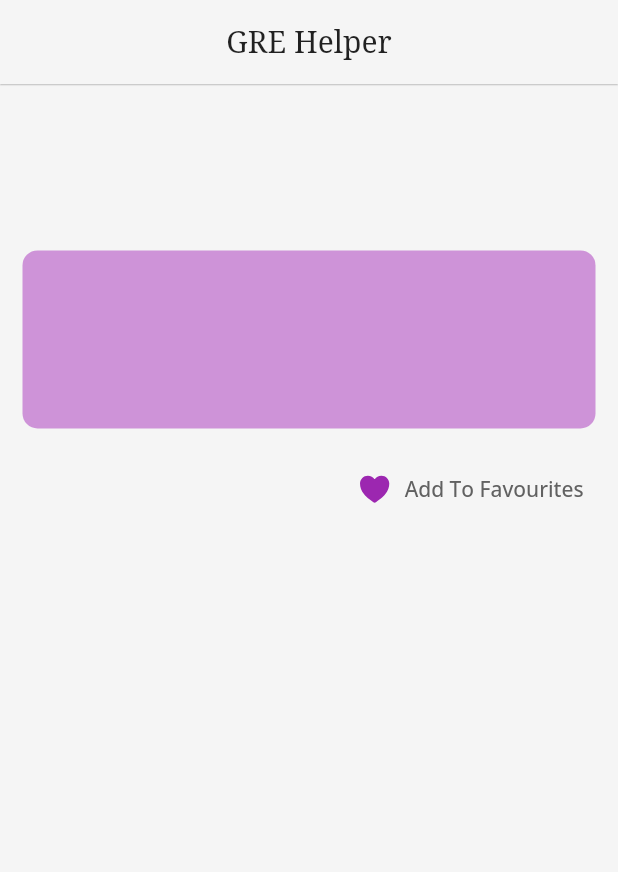
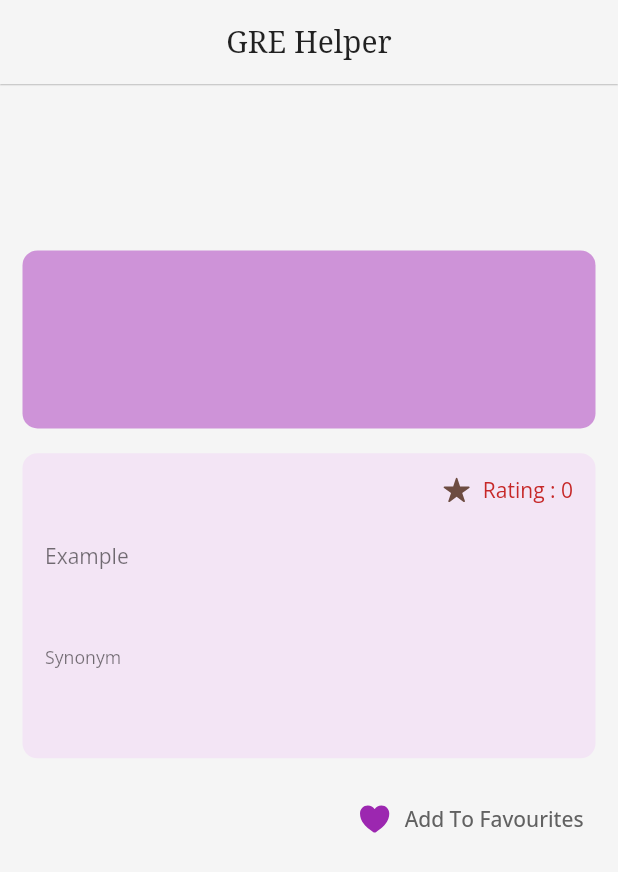
Before and after one commit to iqbalrahat-quicktech/dixonary, a Flutter app: the UserHomePage screen opened directly, after a tap on "Search", on a phone screen of 412 x 824 dp. Shown: the top 872 px of the screen. Run offline on Flutter 3.47's test engine with Material 2 defaults, Android fonts, the light colour scheme and no system bars; our stand-ins replace cloud_firestore, firebase_core, google_fonts, ionicons; accounts and stored records are empty; network calls fail.

Commit message:
Added More details for worddetails screen

```diff
--- a/lib/addwordsscreen.dart
+++ b/lib/addwordsscreen.dart
@@ -1,25 +1,27 @@
 import 'package:cloud_firestore/cloud_firestore.dart';
 import 'package:flutter/material.dart';
+import 'package:flutter/services.dart';
 import 'package:google_fonts/google_fonts.dart';
 import 'package:gre_helper/commonwidgets.dart';
 import 'package:gre_helper/jsonwordsscreen.dart';
 
 class AddWordScreen extends StatefulWidget {
-  const AddWordScreen({ Key? key }) : super(key: key);
+  const AddWordScreen({Key? key}) : super(key: key);
 
   @override
   _AddWordScreenState createState() => _AddWordScreenState();
 }
 
 class _AddWordScreenState extends State<AddWordScreen> {
-    TextEditingController wordscontroller = TextEditingController();
+  TextEditingController wordscontroller = TextEditingController();
   TextEditingController meaningcontroller = TextEditingController();
   TextEditingController typecontroller = TextEditingController();
   TextEditingController examplecontroller = TextEditingController();
   TextEditingController ratingcontroller = TextEditingController();
   TextEditingController synonymcontroller = TextEditingController();
 
-   CollectionReference words = FirebaseFirestore.instance.collection("dictionarywords");
+  CollectionReference words =
+      FirebaseFirestore.instance.collection("dictionarywords");
   @override
   Widget build(BuildContext context) {
     Size size = MediaQuery.of(context).size / 100;
@@ -38,7 +40,7 @@ class _AddWordScreenState extends State<AddWordScreen> {
                   fontSize: 20,
                 ),
               ),
-             whitespace(context, 2, 0),
+              whitespace(context, 2, 0),
               TextFormField(
                 controller: wordscontroller,
                 decoration: InputDecoration(
@@ -65,7 +67,6 @@ class _AddWordScreenState extends State<AddWordScreen> {
               ),
               TextFormField(
                 controller: meaningcontroller,
-
                 decoration: InputDecoration(
                     isDense: true,
                     // icon: const Icon(Icons.menu_book_sharp),
@@ -163,6 +164,7 @@ class _AddWordScreenState extends State<AddWordScreen> {
                 height: size.height * 2.6,
               ),
               TextFormField(
+                keyboardType: TextInputType.number,
                 controller: ratingcontroller,
                 decoration: InputDecoration(
                     isDense: true,
@@ -183,7 +185,6 @@ class _AddWordScreenState extends State<AddWordScreen> {
                       ),
                     )),
               ),
-
               SizedBox(
                 height: size.height * 3.5,
               ),
@@ -191,13 +192,13 @@ class _AddWordScreenState extends State<AddWordScreen> {
                 width: 200,
                 child: TextButton(
                   // elevation : 0,
-                  onPressed: ()async{
-                    await words.doc(wordscontroller.text.toLowerCase()).set(
-                      {'meaning':meaningcontroller.text,
-                    'type':typecontroller.text,
-                    'example':examplecontroller.text,
-                    'rating':ratingcontroller.text,
-                    'synonym':synonymcontroller.text,
+                  onPressed: () async {
+                    await words.doc(wordscontroller.text.toLowerCase()).set({
+                      'meaning': meaningcontroller.text,
+                      'type': typecontroller.text,
+                      'example': examplecontroller.text,
+                      'rating': int.parse(ratingcontroller.text),
+                      'synonym': synonymcontroller.text,
                     });
                   },
                   child: const Text(
@@ -212,15 +213,19 @@ class _AddWordScreenState extends State<AddWordScreen> {
                   ),
                 ),
               ),
-               SizedBox(
+              SizedBox(
                 height: size.height * 1.5,
               ),
               SizedBox(
                 width: 200,
                 child: TextButton(
                   // elevation : 0,
-                  onPressed: (){
-                    Navigator.push(context, MaterialPageRoute(builder: (context)=>const AllWordsScreenFromJson()));
+                  onPressed: () {
+                    Navigator.push(
+                        context,
+                        MaterialPageRoute(
+                            builder: (context) =>
+                                const AllWordsScreenFromJson()));
                   },
                   child: const Text(
                     "ADD From File",
@@ -238,7 +243,6 @@ class _AddWordScreenState extends State<AddWordScreen> {
           ),
         ),
       ),
-
     );
   }
 }
--- a/lib/main.dart
+++ b/lib/main.dart
@@ -9,8 +9,8 @@ import 'package:gre_helper/searchscreen.dart';
 import 'package:gre_helper/successwordaddscreen.dart';
 import 'package:gre_helper/welcomescreen.dart';
 
-void main()async {
-    WidgetsFlutterBinding.ensureInitialized();
+void main() async {
+  WidgetsFlutterBinding.ensureInitialized();
   await Firebase.initializeApp();
   runApp(const MyApp());
 }
@@ -36,7 +36,7 @@ class MyApp extends StatelessWidget {
         // is not restarted.
         primarySwatch: Colors.blue,
       ),
-      home: const WelcomeScreen(),
+      home: const UserHomePage(),
     );
   }
 }
--- a/lib/worddetailsscreen.dart
+++ b/lib/worddetailsscreen.dart
@@ -5,8 +5,8 @@ import 'package:gre_helper/commonwidgets.dart';
 import 'package:gre_helper/successfavouritescreen.dart';
 import 'package:ionicons/ionicons.dart';
 
-CollectionReference addfavouriteReference = FirebaseFirestore.instance.collection("favourites");
-
+CollectionReference addfavouriteReference =
+    FirebaseFirestore.instance.collection("favourites");
 
 class WordDetailsScreen extends StatefulWidget {
   String? recievedword;
@@ -34,12 +34,13 @@ class _WordDetailsScreenState extends State<WordDetailsScreen> {
         child: Column(
           children: [
             whitespace(context, 5, 0),
-            Text(widget.recievedword.toString(),
-            style:GoogleFonts.notoSerif(
+            Text(
+              widget.recievedword.toString(),
+              style: GoogleFonts.notoSerif(
                 fontSize: 26,
                 color: Colors.purple,
-            ) ,),
-
+              ),
+            ),
             whitespace(context, 3, 0),
             Container(
               padding: const EdgeInsets.fromLTRB(15, 15, 15, 35),
@@ -51,16 +52,83 @@ class _WordDetailsScreenState extends State<WordDetailsScreen> {
               ),
               child: Column(
                 children: [
-                   Text(type.toString(),
+                  Text(
+                    type.toString(),
                     style: GoogleFonts.openSans(
                       fontStyle: FontStyle.italic,
-                   ),),
+                    ),
+                  ),
                   whitespace(context, 3, 0),
-                  Text(meaning.toString(),
+                  Text(
+                    meaning.toString(),
                     style: GoogleFonts.openSans(
                       fontSize: 18,
                       color: Colors.white,
-                  ),),
+                    ),
+                  ),
+                ],
+              ),
+            ),
+            whitespace(context, 2, 0),
+            Container(
+              padding: const EdgeInsets.fromLTRB(15, 15, 15, 35),
+              // height: size.height*30,
+              width: double.infinity,
+              decoration: BoxDecoration(
+                color: Colors.purple[50],
+                borderRadius: BorderRadius.circular(10),
+              ),
+              child: Column(
+                crossAxisAlignment: CrossAxisAlignment.start,
+                children: [
+                  Row(
+                    children: [
+                      const Spacer(),
+                      Icon(
+                        Ionicons.star,
+                        color: Colors.brown.shade600,
+                        size: 18.5,
+                      ),
+                      whitespace(context, 0, 2),
+                      Text(
+                        "Rating : " + rating.toString(),
+                        style: GoogleFonts.openSans(
+                          color: Colors.red.shade800,
+                          // fontStyle: FontStyle.italic,
+                        ),
+                      ),
+                    ],
+                  ),
+                  whitespace(context, 3, 0),
+                  Text(
+                    "Example",
+                    style: GoogleFonts.openSans(
+                      fontSize: 14,
+                      color: Colors.black54,
+                    ),
+                  ),
+                  Text(
+                    example.toString(),
+                    style: GoogleFonts.openSans(
+                      fontSize: 18,
+                      color: Colors.black87,
+                    ),
+                  ),
+                  whitespace(context, 3, 0),
+                  Text(
+                    "Synonym",
+                    style: GoogleFonts.openSans(
+                      fontSize: 11.8,
+                      color: Colors.black54,
+                    ),
+                  ),
+                  Text(
+                    synonyms.toString(),
+                    style: GoogleFonts.openSans(
+                      fontSize: 18,
+                      color: Colors.black87,
+                    ),
+                  ),
                 ],
               ),
             ),
@@ -70,10 +138,16 @@ class _WordDetailsScreenState extends State<WordDetailsScreen> {
               child: TextButton.icon(
                   onPressed: () {
                     addtofav();
-                  Navigator.push(context, MaterialPageRoute(builder: (context)=>const SuccessFavouriteScreen()));
+                    Navigator.push(
+                        context,
+                        MaterialPageRoute(
+                            builder: (context) =>
+                                const SuccessFavouriteScreen()));
                   },
-                icon: const Icon(Ionicons.heart,
-                color: Colors.purple,),
+                  icon: const Icon(
+                    Ionicons.heart,
+                    color: Colors.purple,
+                  ),
                   label: Text(
                     "Add To Favourites",
                     style: GoogleFonts.openSans(
@@ -89,6 +163,10 @@ class _WordDetailsScreenState extends State<WordDetailsScreen> {
 
   String? meaning;
   String? type;
+  String? rating;
+  String? example;
+  String? synonyms;
+
   getdetails() async {
     DocumentSnapshot documentSnapshot = await FirebaseFirestore.instance
         .collection("dictionarywords")
@@ -102,6 +180,9 @@ class _WordDetailsScreenState extends State<WordDetailsScreen> {
     setState(() {
       meaning = mapdata["meaning"];
       type = mapdata["type"];
+      rating = mapdata["rating"].toString();
+      example = mapdata["example"];
+      synonyms = mapdata["synonym"];
     });
 
     //   print("This is print of mapdata :  " + mapdata.toString());
--- a/pubspec.yaml
+++ b/pubspec.yaml
@@ -3,7 +3,7 @@ description: A new Flutter project.
 
 # The following line prevents the package from being accidentally published to
 # pub.dev using `flutter pub publish`. This is preferred for private packages.
-publish_to: 'none' # Remove this line if you wish to publish to pub.dev
+publish_to: "none" # Remove this line if you wish to publish to pub.dev
 
 # The following defines the version and build number for your application.
 # A version number is three numbers separated by dots, like 1.2.43
@@ -30,7 +30,6 @@ dependencies:
   flutter:
     sdk: flutter
 
-
   # The following adds the Cupertino Icons font to your application.
   # Use with the CupertinoIcons class for iOS style icons.
   cupertino_icons: ^1.0.2
@@ -55,7 +54,6 @@ dev_dependencies:
 
 # The following section is specific to Flutter.
 flutter:
-
   # The following line ensures that the Material Icons font is
   # included with your application, so that you can use the icons in
   # the material Icons class.
```
Lines whose indentation alone changed are shown as unchanged.
